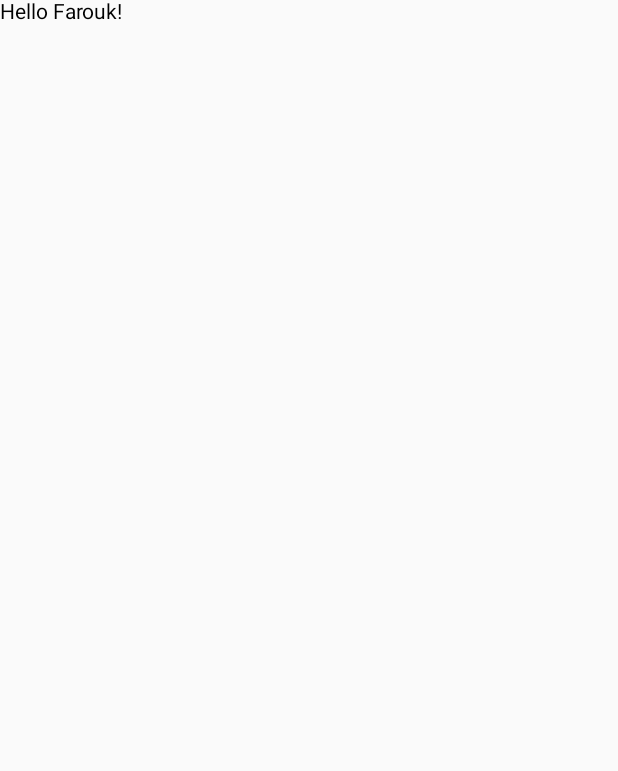
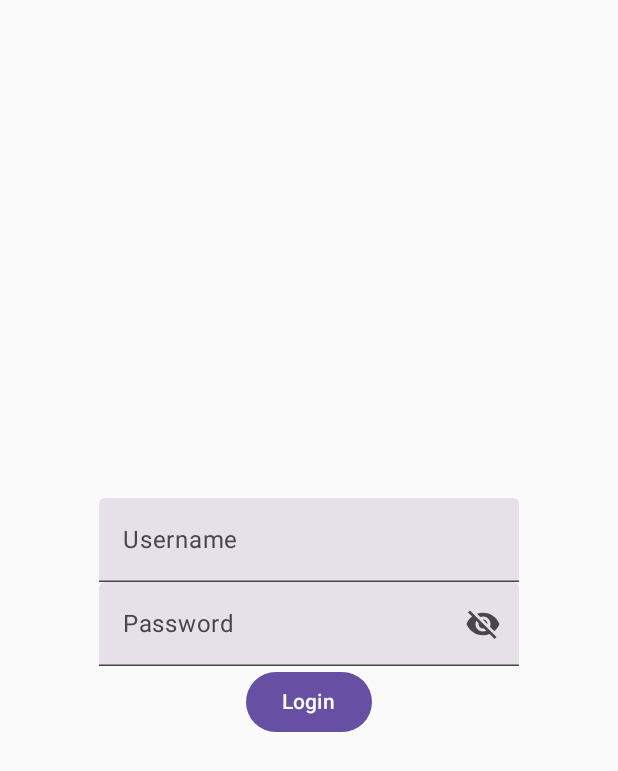
Before and after one commit to MohamedFarouk94/Delivery, an Android app built with Jetpack Compose: the screen it shows after launch (MainActivity), on a phone screen of 412 x 824 dp. Before the commit the part shown is almost empty. Shown: the top 771 px of the screen. Run offline under Robolectric (Android 15) with nearby library versions, the phone set to English and light mode, and no system bars.

Commit message:
login from android

```diff
--- a/android-app/app/src/main/AndroidManifest.xml
+++ b/android-app/app/src/main/AndroidManifest.xml
@@ -1,6 +1,7 @@
 <?xml version="1.0" encoding="utf-8"?>
 <manifest xmlns:android="http://schemas.android.com/apk/res/android"
     xmlns:tools="http://schemas.android.com/tools" >
+    <uses-permission android:name="android.permission.INTERNET" />
 
     <application
         android:allowBackup="true"
--- a/android-app/app/src/main/java/com/example/delivery/MainActivity.kt
+++ b/android-app/app/src/main/java/com/example/delivery/MainActivity.kt
@@ -1,38 +1,111 @@
 package com.example.delivery
 
 import android.os.Bundle
+import android.util.Log
 import androidx.activity.ComponentActivity
 import androidx.activity.compose.setContent
+import androidx.compose.foundation.layout.Arrangement
+import androidx.compose.foundation.layout.Arrangement.Absolute.Center
+import androidx.compose.foundation.layout.Column
 import androidx.compose.foundation.layout.fillMaxSize
+import androidx.compose.foundation.text.KeyboardOptions
+import androidx.compose.material.icons.Icons
+import androidx.compose.material.icons.filled.Visibility
+import androidx.compose.material.icons.filled.VisibilityOff
+import androidx.compose.material3.Button
+import androidx.compose.material3.Icon
+import androidx.compose.material3.IconButton
 import androidx.compose.material3.MaterialTheme
+import androidx.compose.material3.Scaffold
 import androidx.compose.material3.Surface
 import androidx.compose.material3.Text
+import androidx.compose.material3.TextField
 import androidx.compose.runtime.Composable
 import androidx.compose.ui.Modifier
 import androidx.compose.ui.tooling.preview.Preview
+import androidx.compose.runtime.*
+import androidx.compose.ui.Alignment
+import androidx.compose.ui.text.input.KeyboardType
+import androidx.compose.ui.text.input.PasswordVisualTransformation
+import androidx.compose.ui.text.input.VisualTransformation
 import com.example.delivery.ui.theme.DeliveryTheme
+import io.ktor.client.HttpClient
+import io.ktor.client.request.get
+import io.ktor.client.request.parameter
+import io.ktor.http.ContentType
+import io.ktor.http.contentType
+import kotlinx.coroutines.launch
+import org.json.JSONObject
+import java.io.Serializable
+import java.util.HashMap
 
 class MainActivity : ComponentActivity() {
     override fun onCreate(savedInstanceState: Bundle?) {
         super.onCreate(savedInstanceState)
         setContent {
-            Greeting(name = "Farouk")
+            drawLayout()
         }
     }
 }
 
+suspend fun sendHttpRequest(category: String, username: String, password: String): String{
+    Log.d("login", "inside sendHttpRequest before response")
+    val map = HashMap<String, String>()
+    map["category"] = category
+    map["username"] = username
+    map["password"] = password
+    val url = "http://192.168.1.9:8000/login"
+    val client = HttpClient()
+    val response = client.get<String>(url){
+        contentType(ContentType.Application.Json)
+        body = JSONObject(map as Map<*, *>?).toString()
+    }
+    Log.d("login", "inside sendHttpRequest inside response")
+    return response
+}
+
 @Composable
-fun Greeting(name: String, modifier: Modifier = Modifier) {
-    Text(
-        text = "Hello $name!",
-        modifier = modifier
-    )
+fun drawLayout() {
+    var username by remember { mutableStateOf("") }
+    var password by remember { mutableStateOf("") }
+    var passwordVisible by remember { mutableStateOf(false) }
+    val coroutineScope = rememberCoroutineScope()
+    Column(modifier = Modifier.fillMaxSize(),
+            horizontalAlignment = Alignment.CenterHorizontally,
+            verticalArrangement = Arrangement.Center) {
+        TextField(value = username,
+            onValueChange = {username = it},
+            label = {Text("Username")},
+            singleLine = true)
+
+        TextField(value = password,
+            onValueChange = {password = it},
+            label = {Text("Password")},
+            visualTransformation = if (passwordVisible) VisualTransformation.None else PasswordVisualTransformation(),
+            keyboardOptions = KeyboardOptions(keyboardType = KeyboardType.Password),
+            trailingIcon = {
+                val image = if (passwordVisible)
+                    Icons.Filled.Visibility
+                else Icons.Filled.VisibilityOff
+
+                val description = if (passwordVisible) "Hide password" else "Show password"
+                IconButton(onClick = {passwordVisible = !passwordVisible}){
+                    Icon(imageVector  = image, description)
+                }
+            }
+        )
+
+        Button(onClick = { coroutineScope.launch {
+            Log.d("login","inside onClick before response")
+            val response = sendHttpRequest("Seller", username, password)
+            Log.d("login", response)} }) {Text("Login")}
+    }
 }
 
 @Preview(showBackground = true)
 @Composable
-fun GreetingPreview() {
+fun showPreview() {
     DeliveryTheme {
-        Greeting("Farouk")
+        drawLayout()
     }
 }
```
Also changed, not shown: android-app/app/build.gradle (+16 -0 lines).
